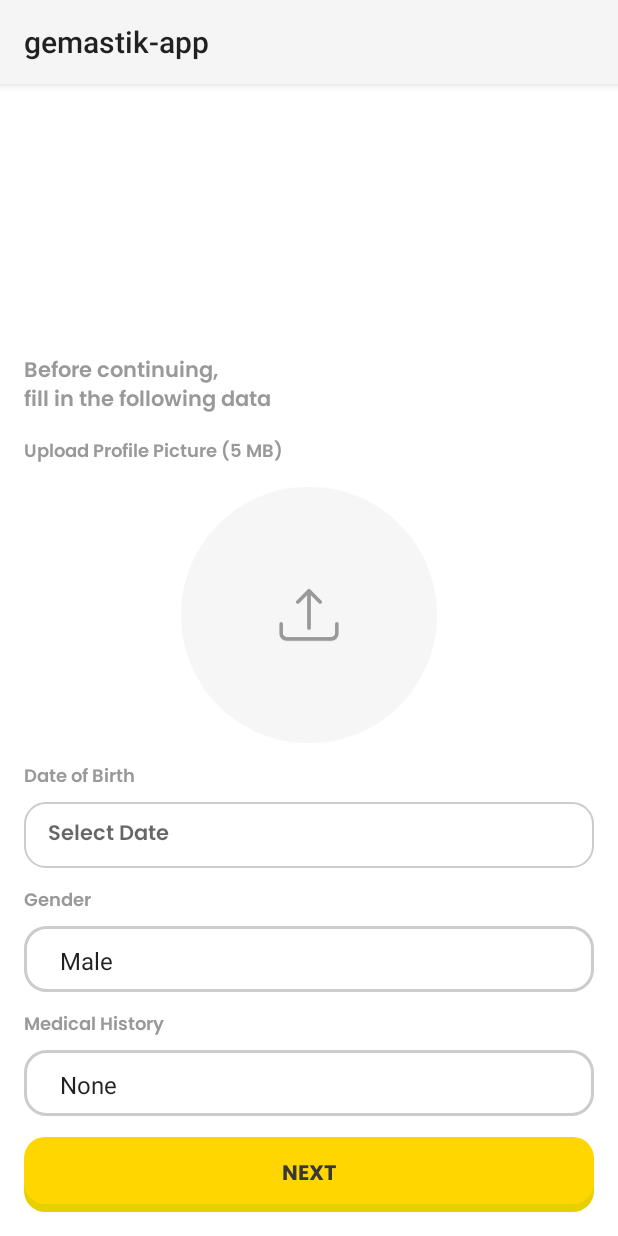
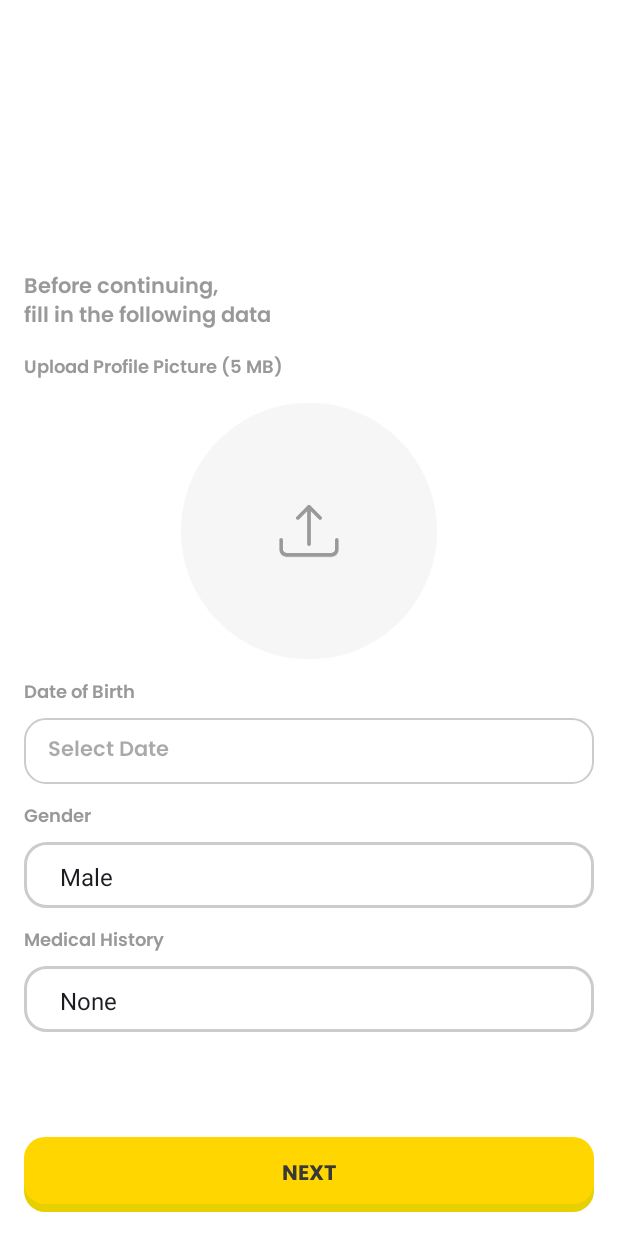
Before and after one commit to aryayudh06/food-diet-app, an Android app built with Jetpack Compose: the Sign_Up_Personalization screen opened directly, with no data from a screen before it, on a phone screen of 412 x 824 dp. Run offline under Robolectric (Android 15) with nearby library versions, the phone set to English and light mode, and no system bars; our stand-ins replace Firebase (no records; nobody signed in at launch, a user with empty details on screens opened directly).

```diff
--- a/app/build.gradle.kts
+++ b/app/build.gradle.kts
@@ -63,6 +63,7 @@
     implementation("com.google.firebase:firebase-auth")
     implementation ("com.google.android.material:material:1.12.0")
     implementation ("androidx.health.connect:connect-client:1.1.0-alpha10")
+    implementation ("com.google.android.material:material:1.7.0")
 
     // Also add the dependency for the Google Play services library and specify its version
     implementation("com.google.android.gms:play-services-auth:21.2.0")
--- a/app/src/main/res/values/styles.xml
+++ b/app/src/main/res/values/styles.xml
@@ -1,6 +1,8 @@
 <?xml version="1.0" encoding="utf-8"?>
 <resources>
-
+    <style name="AppTheme" parent="Theme.MaterialComponents.DayNight.DarkActionBar">
+        <!-- Customize your theme here -->
+    </style>
     <style name="Spinner"/>
     <style name="Spinner.PoppinsSemibold10sp020202">
         <item name="android:fontFamily">@font/poppins_semibold</item>
--- a/app/src/main/res/values/themes.xml
+++ b/app/src/main/res/values/themes.xml
@@ -1,6 +1,6 @@
 <resources xmlns:tools="http://schemas.android.com/tools">
     <!-- Base application theme. -->
-    <style name="Base.Theme.Gemastikapp" parent="Theme.Material3.">
+    <style name="Base.Theme.Gemastikapp" parent="Theme.Material3.DayNight.NoActionBar">
         <!-- Customize your light theme here. -->
         <!-- <item name="colorPrimary">@color/my_light_primary</item> -->
     </style>
```
